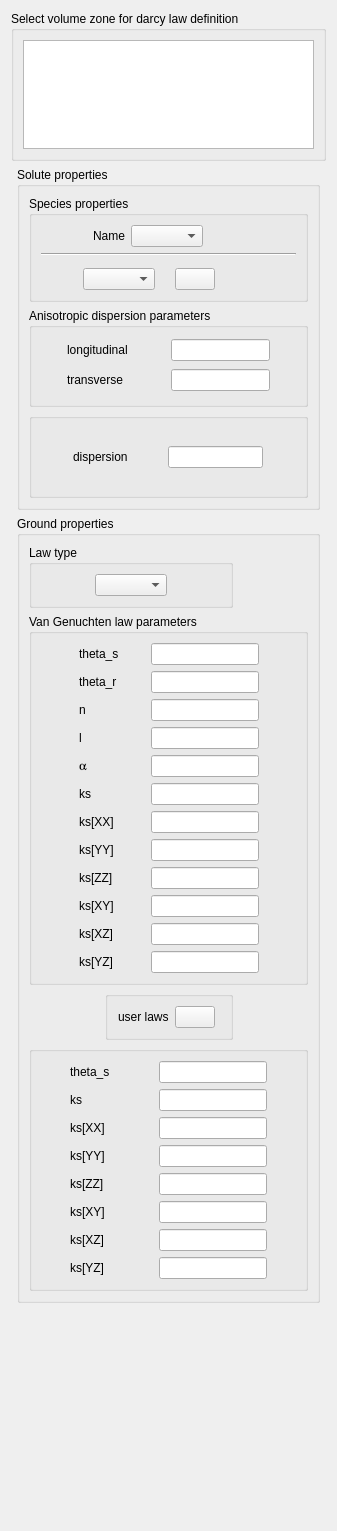
First picture: the form in gui/Pages/GroundwaterLawForm.ui, repository code-saturne/code_saturne, before the edit.
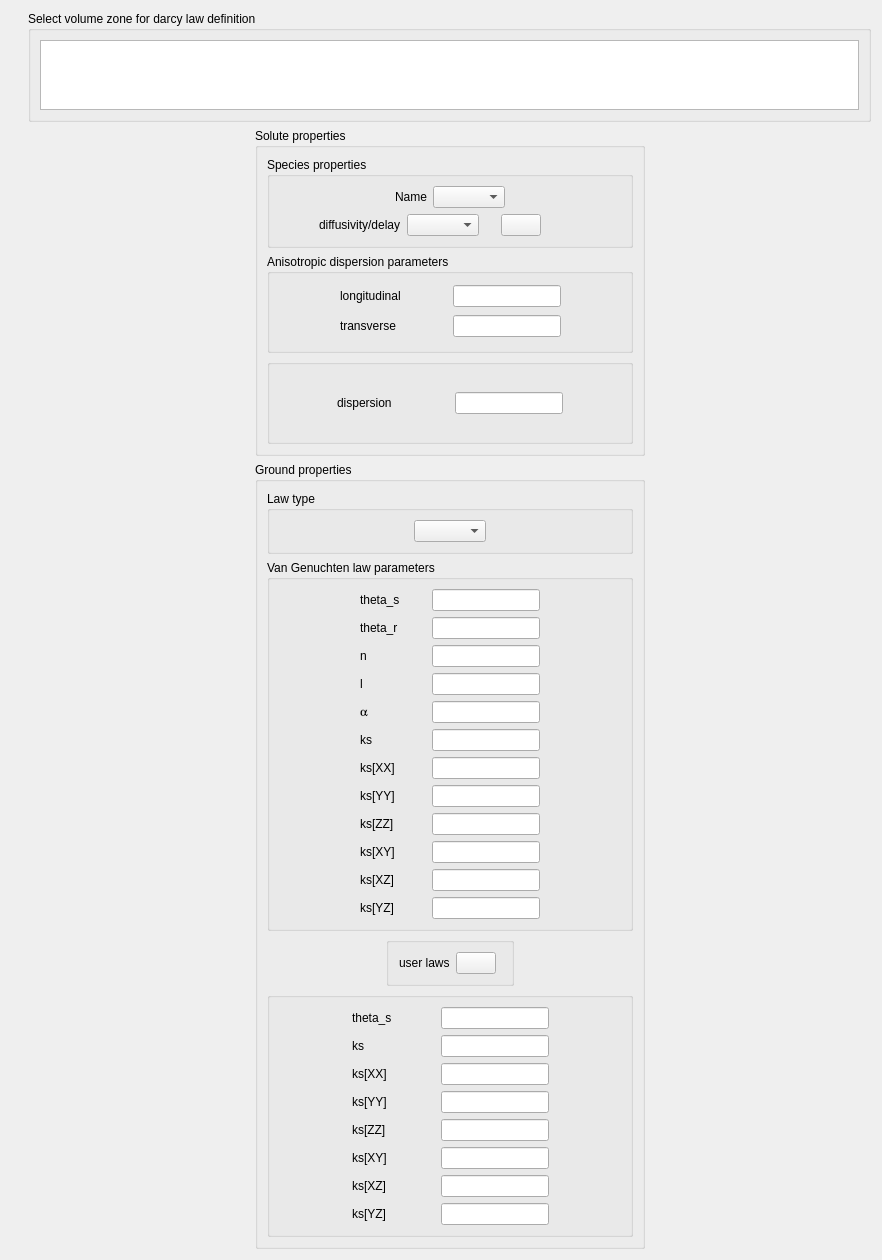
Second picture: the form after the edit. Icons and pictures are not drawn.

Commit message: update GroundWaterLaw page in GUI

The edit to the form file:
```diff
--- a/gui/Pages/GroundwaterLawForm.ui
+++ b/gui/Pages/GroundwaterLawForm.ui
@@ -6,15 +6,15 @@
    <rect>
     <x>0</x>
     <y>0</y>
-    <width>337</width>
-    <height>1531</height>
+    <width>882</width>
+    <height>1237</height>
    </rect>
   </property>
   <property name="windowTitle">
    <string>Form</string>
   </property>
   <layout class="QGridLayout" name="gridLayout_12">
-   <item row="0" column="0" colspan="3">
+   <item row="0" column="1">
     <widget class="QGroupBox" name="groupBoxZones">
      <property name="maximumSize">
       <size>
@@ -39,7 +39,9 @@
      </layout>
     </widget>
    </item>
-   <item row="1" column="0">
+   <item row="1" column="1">
+    <layout class="QHBoxLayout" name="horizontalLayout_5">
+     <item>
     <spacer name="horizontalSpacer_11">
      <property name="orientation">
       <enum>Qt::Horizontal</enum>
@@ -52,15 +54,153 @@
      </property>
     </spacer>
    </item>
-   <item row="1" column="1">
-    <layout class="QVBoxLayout" name="verticalLayout">
+     <item>
+      <layout class="QVBoxLayout" name="verticalLayout_3">
      <item>
       <widget class="QGroupBox" name="groupBoxSoluteProperties">
        <property name="title">
         <string>Solute properties</string>
        </property>
        <layout class="QGridLayout" name="gridLayout_10">
-        <item row="1" column="0">
+          <item row="0" column="0">
+           <layout class="QVBoxLayout" name="verticalLayout_2">
+            <item>
+             <widget class="QGroupBox" name="groupBoxDiff">
+              <property name="title">
+               <string>Species properties</string>
+              </property>
+              <layout class="QGridLayout" name="gridLayout_5">
+               <item row="0" column="0">
+                <spacer>
+                 <property name="orientation">
+                  <enum>Qt::Horizontal</enum>
+                 </property>
+                 <property name="sizeHint" stdset="0">
+                  <size>
+                   <width>40</width>
+                   <height>20</height>
+                  </size>
+                 </property>
+                </spacer>
+               </item>
+               <item row="0" column="1">
+                <layout class="QVBoxLayout" name="verticalLayout">
+                 <item>
+                  <layout class="QHBoxLayout" name="_6">
+                   <property name="spacing">
+                    <number>6</number>
+                   </property>
+                   <property name="margin">
+                    <number>0</number>
+                   </property>
+                   <item>
+                    <spacer>
+                     <property name="orientation">
+                      <enum>Qt::Horizontal</enum>
+                     </property>
+                     <property name="sizeHint" stdset="0">
+                      <size>
+                       <width>40</width>
+                       <height>20</height>
+                      </size>
+                     </property>
+                    </spacer>
+                   </item>
+                   <item>
+                    <widget class="QLabel" name="label">
+                     <property name="text">
+                      <string>Name</string>
+                     </property>
+                    </widget>
+                   </item>
+                   <item>
+                    <widget class="QComboBox" name="comboBoxNameDiff"/>
+                   </item>
+                   <item>
+                    <spacer>
+                     <property name="orientation">
+                      <enum>Qt::Horizontal</enum>
+                     </property>
+                     <property name="sizeHint" stdset="0">
+                      <size>
+                       <width>40</width>
+                       <height>20</height>
+                      </size>
+                     </property>
+                    </spacer>
+                   </item>
+                  </layout>
+                 </item>
+                 <item>
+                  <layout class="QHBoxLayout" name="horizontalLayout_3">
+                   <item>
+                    <widget class="QLabel" name="label_2">
+                     <property name="text">
+                      <string>diffusivity/delay</string>
+                     </property>
+                    </widget>
+                   </item>
+                   <item>
+                    <widget class="QComboBox" name="comboBoxDiff"/>
+                   </item>
+                   <item>
+                    <spacer>
+                     <property name="orientation">
+                      <enum>Qt::Horizontal</enum>
+                     </property>
+                     <property name="sizeHint" stdset="0">
+                      <size>
+                       <width>16</width>
+                       <height>20</height>
+                      </size>
+                     </property>
+                    </spacer>
+                   </item>
+                   <item>
+                    <widget class="QPushButton" name="pushButtonDiff">
+                     <property name="text">
+                      <string/>
+                     </property>
+                     <property name="icon">
+                      <iconset resource="resources_pages.qrc">
+                       <normaloff>:/new/prefix1/icons/22x22/edit-find-replace.png</normaloff>:/new/prefix1/icons/22x22/edit-find-replace.png</iconset>
+                     </property>
+                    </widget>
+                   </item>
+                   <item>
+                    <spacer>
+                     <property name="orientation">
+                      <enum>Qt::Horizontal</enum>
+                     </property>
+                     <property name="sizeHint" stdset="0">
+                      <size>
+                       <width>40</width>
+                       <height>20</height>
+                      </size>
+                     </property>
+                    </spacer>
+                   </item>
+                  </layout>
+                 </item>
+                </layout>
+               </item>
+               <item row="0" column="2">
+                <spacer>
+                 <property name="orientation">
+                  <enum>Qt::Horizontal</enum>
+                 </property>
+                 <property name="sizeHint" stdset="0">
+                  <size>
+                   <width>40</width>
+                   <height>20</height>
+                  </size>
+                 </property>
+                </spacer>
+               </item>
+              </layout>
+             </widget>
+            </item>
+            <item>
          <widget class="QGroupBox" name="groupBoxAnisotropicDispersion">
           <property name="title">
            <string>Anisotropic dispersion parameters</string>
@@ -145,7 +285,7 @@
           </layout>
          </widget>
         </item>
-        <item row="2" column="0">
+            <item>
          <widget class="QGroupBox" name="groupBoxIsotropicDispersion">
           <property name="title">
            <string/>
@@ -207,143 +347,7 @@
           </layout>
          </widget>
         </item>
-        <item row="0" column="0">
-         <widget class="QGroupBox" name="groupBoxDiff">
-          <property name="title">
-           <string>Species properties</string>
-          </property>
-          <layout class="QGridLayout" name="gridLayout_5">
-           <item row="0" column="0" colspan="2">
-            <layout class="QHBoxLayout" name="_6">
-             <property name="spacing">
-              <number>6</number>
-             </property>
-             <property name="margin">
-              <number>0</number>
-             </property>
-             <item>
-              <spacer>
-               <property name="orientation">
-                <enum>Qt::Horizontal</enum>
-               </property>
-               <property name="sizeHint" stdset="0">
-                <size>
-                 <width>40</width>
-                 <height>20</height>
-                </size>
-               </property>
-              </spacer>
-             </item>
-             <item>
-              <widget class="QLabel" name="label">
-               <property name="text">
-                <string>Name</string>
-               </property>
-              </widget>
-             </item>
-             <item>
-              <widget class="QComboBox" name="comboBoxNameDiff"/>
-             </item>
-             <item>
-              <spacer>
-               <property name="orientation">
-                <enum>Qt::Horizontal</enum>
-               </property>
-               <property name="sizeHint" stdset="0">
-                <size>
-                 <width>40</width>
-                 <height>20</height>
-                </size>
-               </property>
-              </spacer>
-             </item>
-            </layout>
-           </item>
-           <item row="1" column="0" colspan="3">
-            <widget class="Line" name="line">
-             <property name="orientation">
-              <enum>Qt::Horizontal</enum>
-             </property>
-            </widget>
-           </item>
-           <item row="2" column="0" rowspan="2">
-            <spacer>
-             <property name="orientation">
-              <enum>Qt::Horizontal</enum>
-             </property>
-             <property name="sizeHint" stdset="0">
-              <size>
-               <width>40</width>
-               <height>20</height>
-              </size>
-             </property>
-            </spacer>
-           </item>
-           <item row="2" column="2" rowspan="2">
-            <spacer>
-             <property name="orientation">
-              <enum>Qt::Horizontal</enum>
-             </property>
-             <property name="sizeHint" stdset="0">
-              <size>
-               <width>40</width>
-               <height>20</height>
-              </size>
-             </property>
-            </spacer>
-           </item>
-           <item row="3" column="1">
-            <layout class="QHBoxLayout" name="_4">
-             <property name="spacing">
-              <number>6</number>
-             </property>
-             <property name="margin">
-              <number>0</number>
-             </property>
-             <item>
-              <widget class="QComboBox" name="comboBoxDiff"/>
-             </item>
-             <item>
-              <spacer>
-               <property name="orientation">
-                <enum>Qt::Horizontal</enum>
-               </property>
-               <property name="sizeHint" stdset="0">
-                <size>
-                 <width>16</width>
-                 <height>20</height>
-                </size>
-               </property>
-              </spacer>
-             </item>
-             <item>
-              <widget class="QPushButton" name="pushButtonDiff">
-               <property name="text">
-                <string/>
-               </property>
-               <property name="icon">
-                <iconset resource="resources_pages.qrc">
-                 <normaloff>:/new/prefix1/icons/22x22/edit-find-replace.png</normaloff>:/new/prefix1/icons/22x22/edit-find-replace.png</iconset>
-               </property>
-              </widget>
-             </item>
-             <item>
-              <spacer>
-               <property name="orientation">
-                <enum>Qt::Horizontal</enum>
-               </property>
-               <property name="sizeHint" stdset="0">
-                <size>
-                 <width>40</width>
-                 <height>20</height>
-                </size>
-               </property>
-              </spacer>
-             </item>
-            </layout>
-           </item>
-          </layout>
-         </widget>
+           </layout>
         </item>
        </layout>
       </widget>
@@ -354,7 +358,7 @@
         <string>Ground properties</string>
        </property>
        <layout class="QGridLayout" name="gridLayout_23">
-        <item row="0" column="0" colspan="2">
+          <item row="0" column="0" colspan="3">
          <widget class="QGroupBox" name="groupBoxType">
           <property name="title">
            <string>Law type</string>
@@ -1037,7 +1041,7 @@
      </item>
     </layout>
    </item>
-   <item row="1" column="2">
+     <item>
     <spacer name="horizontalSpacer_25">
      <property name="orientation">
       <enum>Qt::Horizontal</enum>
@@ -1050,7 +1054,9 @@
      </property>
     </spacer>
    </item>
-   <item row="2" column="1">
+    </layout>
+   </item>
+   <item row="2" column="0">
     <spacer name="spacer">
      <property name="orientation">
       <enum>Qt::Vertical</enum>
```
Left out of the diff: 4 changed lines with no effect on the pictures. Lines whose indentation alone changed are shown as unchanged.
